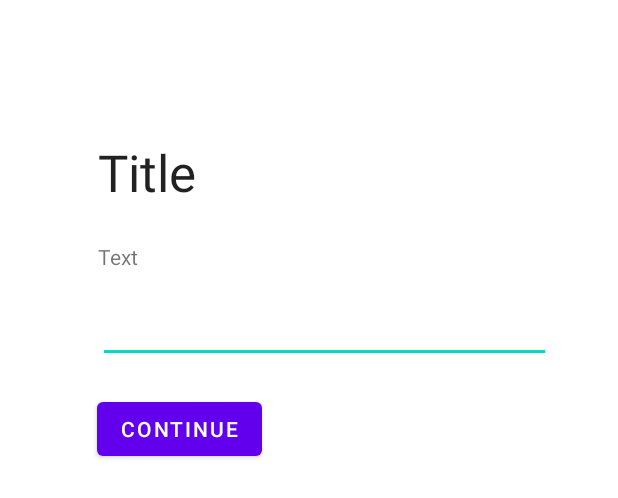
After one commit to Playtomic-Tony-Aymane/Playtomic-TA, an Android app: the layout fragment_auth_password.xml on its own in the app's theme, with its tools: preview values and no code run, on a phone screen of 412 x 824 dp. The commit adds this screen. Shown: the top 498 px of the screen. Run offline under Robolectric (Android 15) with nearby library versions, the phone set to English and light mode, and no system bars.

Commit message:
Email + password screen, Basic firebase logic Detecting if email exists is WIP

```diff
--- a/app/src/main/AndroidManifest.xml
+++ b/app/src/main/AndroidManifest.xml
@@ -13,6 +13,9 @@
         android:theme="@style/Theme.PlaytomicTonyAymane"
         tools:targetApi="31">
         <activity
+            android:name=".AuthActivity"
+            android:exported="false" />
+        <activity
             android:name=".MainActivity"
             android:exported="true"
             android:label="@string/app_name">
--- /dev/null
+++ b/app/src/main/res/layout/fragment_auth_password.xml
@@ -0,0 +1,55 @@
+<?xml version="1.0" encoding="utf-8"?>
+<androidx.constraintlayout.widget.ConstraintLayout xmlns:android="http://schemas.android.com/apk/res/android"
+    xmlns:app="http://schemas.android.com/apk/res-auto"
+    xmlns:tools="http://schemas.android.com/tools"
+    android:id="@+id/container"
+    android:layout_width="match_parent"
+    android:layout_height="match_parent"
+    android:paddingTop="?attr/actionBarSize">
+
+    <TextView
+        android:id="@+id/textTitle"
+        android:layout_width="281dp"
+        android:layout_height="37dp"
+        android:layout_marginTop="36dp"
+        android:text="@string/auth_request_password_title"
+        android:textAppearance="@style/TextAppearance.AppCompat.Large"
+        android:textSize="34sp"
+        app:layout_constraintEnd_toEndOf="parent"
+        app:layout_constraintStart_toStartOf="parent"
+        app:layout_constraintTop_toTopOf="parent" />
+
+    <EditText
+        android:id="@+id/editTextTextPassword"
+        android:layout_width="302dp"
+        android:layout_height="37dp"
+        android:layout_marginTop="24dp"
+        android:ems="10"
+        android:inputType="textPassword"
+        app:layout_constraintEnd_toEndOf="parent"
+        app:layout_constraintHorizontal_bias="0.596"
+        app:layout_constraintStart_toStartOf="parent"
+        app:layout_constraintTop_toBottomOf="@+id/textDescription" />
+
+    <TextView
+        android:id="@+id/textDescription"
+        android:layout_width="wrap_content"
+        android:layout_height="wrap_content"
+        android:layout_marginTop="32dp"
+        android:text="@string/auth_request_password"
+        app:layout_constraintEnd_toEndOf="parent"
+        app:layout_constraintHorizontal_bias="0.169"
+        app:layout_constraintStart_toStartOf="parent"
+        app:layout_constraintTop_toBottomOf="@+id/textTitle" />
+
+    <Button
+        android:id="@+id/button_auth_continue"
+        android:layout_width="wrap_content"
+        android:layout_height="wrap_content"
+        android:layout_marginTop="20dp"
+        android:text="@string/auth_continue"
+        app:layout_constraintEnd_toEndOf="parent"
+        app:layout_constraintHorizontal_bias="0.215"
+        app:layout_constraintStart_toStartOf="parent"
+        app:layout_constraintTop_toBottomOf="@+id/editTextTextPassword" />
+</androidx.constraintlayout.widget.ConstraintLayout>
--- a/app/src/main/res/values/strings.xml
+++ b/app/src/main/res/values/strings.xml
@@ -3,4 +3,9 @@
     <string name="title_home">Home</string>
     <string name="title_dashboard">Dashboard</string>
     <string name="title_notifications">Notifications</string>
+
+    <string name="auth_request_email">Enter your email address:</string>
+    <string name="auth_request_password_title">Title</string>
+    <string name="auth_request_password">Text</string>
+    <string name="auth_continue">Continue</string>
 </resources>
--- a/build.gradle.kts
+++ b/build.gradle.kts
@@ -2,4 +2,7 @@
 plugins {
     id("com.android.application") version "8.1.1" apply false
     id("org.jetbrains.kotlin.android") version "1.9.0" apply false
+
+    // firebase
+    id("com.google.gms.google-services") version "4.4.0" apply false
 }
```
Also changed, not shown: app/build.gradle.kts (+10 -0 lines), app/src/main/java/com/example/playtomictonyaymane/AuthActivity.kt (added, +54 -0 lines), app/src/main/java/com/example/playtomictonyaymane/AuthData.kt (added, +8 -0 lines), app/src/main/java/com/example/playtomictonyaymane/MainActivity.kt (+19 -0 lines), app/src/main/java/com/example/playtomictonyaymane/ui/auth/EmailFragment.kt (added, +98 -0 lines), app/src/main/java/com/example/playtomictonyaymane/ui/auth/EmailViewModel.kt (added, +13 -0 lines), app/src/main/java/com/example/playtomictonyaymane/ui/auth/PasswordFragment.kt (added, +127 -0 lines), app/src/main/java/com/example/playtomictonyaymane/ui/auth/PasswordViewModel.kt (added, +13 -0 lines), app/src/main/res/layout/activity_auth.xml (added, +15 -0 lines), app/src/main/res/layout/fragment_auth_email.xml (added, +38 -0 lines), 1 other file.
